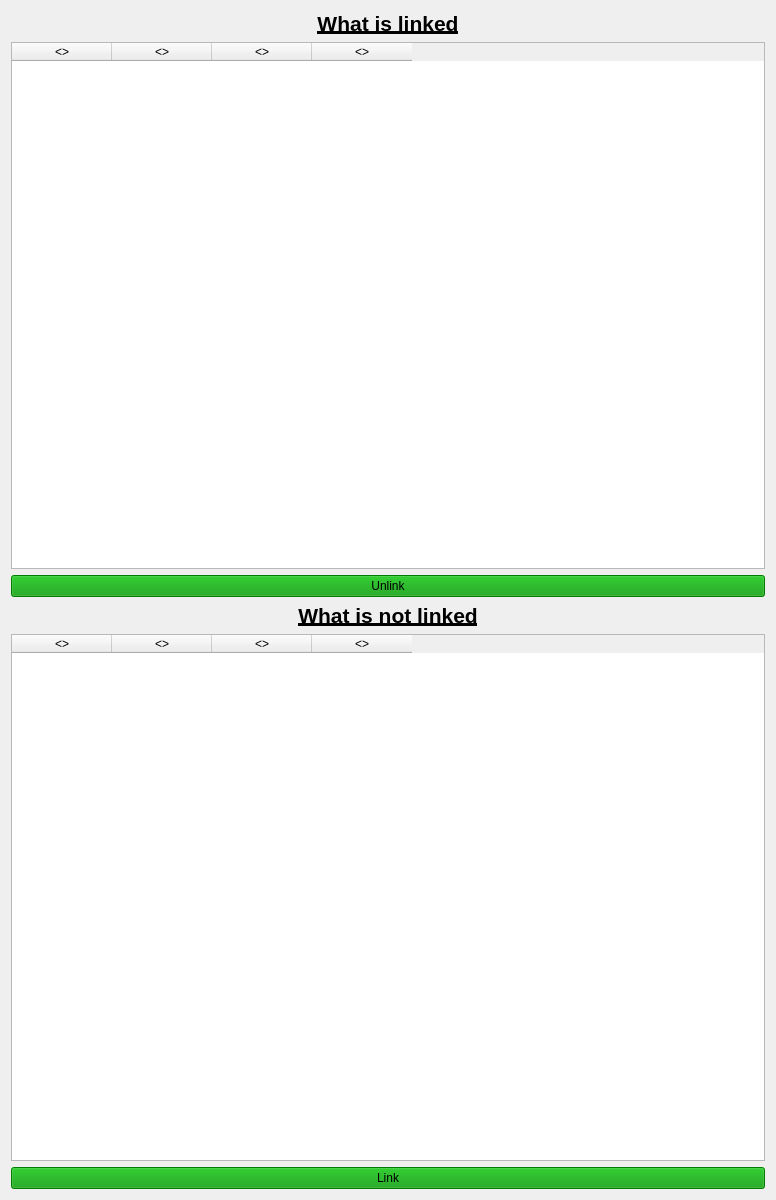
Above: connectiondialog.ui from maggawaage/skil3 before the change. Below: the same form after it.
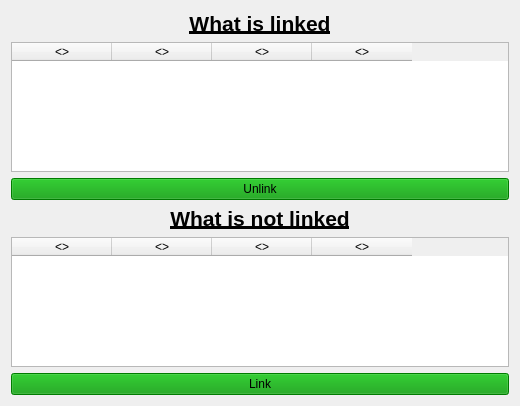
That is the form after the change.

The edit to the form file:
```diff
--- a/connectiondialog.ui
+++ b/connectiondialog.ui
@@ -6,14 +6,14 @@
    <rect>
     <x>0</x>
     <y>0</y>
-    <width>776</width>
-    <height>1200</height>
+    <width>520</width>
+    <height>406</height>
    </rect>
   </property>
   <property name="minimumSize">
    <size>
-    <width>700</width>
-    <height>1200</height>
+    <width>0</width>
+    <height>0</height>
    </size>
   </property>
   <property name="windowTitle">
```
